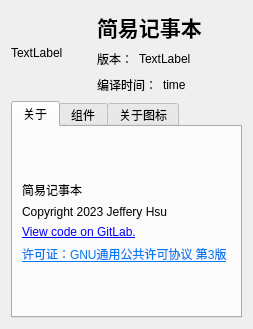
Aurora1949/EasyTextEditor, file MainUi/ui/about.ui: the form before one commit.
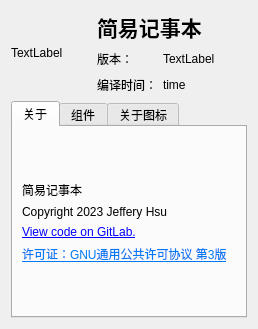
The form after the commit.

Diff of the .ui file:
```diff
--- a/MainUi/ui/about.ui
+++ b/MainUi/ui/about.ui
@@ -6,7 +6,7 @@
    <rect>
     <x>0</x>
     <y>0</y>
-    <width>253</width>
+    <width>258</width>
     <height>329</height>
    </rect>
   </property>
@@ -54,6 +54,12 @@
         <layout class="QHBoxLayout" name="horizontalLayout">
          <item>
           <widget class="QLabel" name="label_3">
+           <property name="minimumSize">
+            <size>
+             <width>60</width>
+             <height>0</height>
+            </size>
+           </property>
            <property name="text">
             <string>版本：</string>
            </property>
```
